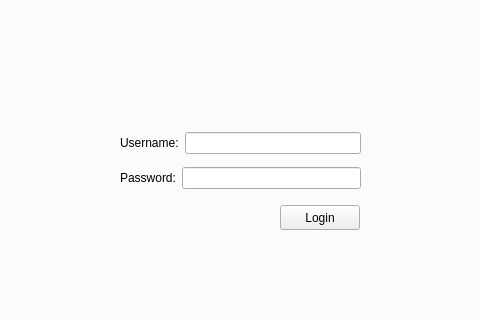
Above: qt/app/mainwindow.ui from kboniadi/European-Vacation-App before the change; both pictures show x 321 to 801 and y 200 to 520 of the 1200 by 800 pixel window. Below: the same form after it.
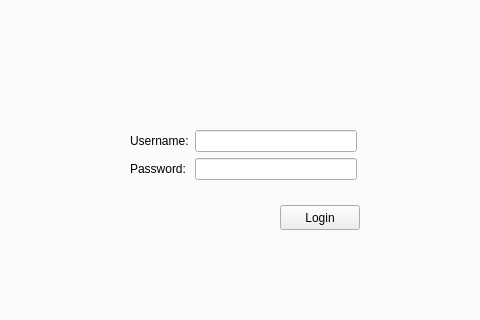
That is the form after the change. The open tabs and pages were chosen to show the change.

Diff of the .ui file:
```diff
--- a/qt/app/mainwindow.ui
+++ b/qt/app/mainwindow.ui
@@ -108,46 +108,6 @@
          <attribute name="title">
           <string>Admin Login</string>
          </attribute>
-         <widget class="QWidget" name="layoutWidget">
-          <property name="geometry">
-           <rect>
-            <x>430</x>
-            <y>290</y>
-            <width>241</width>
-            <height>71</height>
-           </rect>
-          </property>
-          <layout class="QVBoxLayout" name="verticalLayout_login">
-           <item>
-            <layout class="QHBoxLayout" name="horizontalLayout_login_username">
-             <item>
-              <widget class="QLabel" name="label_login_username">
-               <property name="text">
-                <string>Username:</string>
-               </property>
-              </widget>
-             </item>
-             <item>
-              <widget class="QLineEdit" name="lineEdit_login_username"/>
-             </item>
-            </layout>
-           </item>
-           <item>
-            <layout class="QHBoxLayout" name="horizontalLayout_login_password">
-             <item>
-              <widget class="QLabel" name="label_login_password">
-               <property name="text">
-                <string>Password:</string>
-               </property>
-              </widget>
-             </item>
-             <item>
-              <widget class="QLineEdit" name="lineEdit_username_password"/>
-             </item>
-            </layout>
-           </item>
-          </layout>
-         </widget>
          <widget class="QPushButton" name="pushButton_login_continue">
           <property name="geometry">
            <rect>
@@ -161,6 +121,46 @@
            <string>Login</string>
           </property>
          </widget>
+         <widget class="QWidget" name="">
+          <property name="geometry">
+           <rect>
+            <x>440</x>
+            <y>290</y>
+            <width>227</width>
+            <height>60</height>
+           </rect>
+          </property>
+          <layout class="QGridLayout" name="gridLayout_2">
+           <item row="0" column="0">
+            <layout class="QVBoxLayout" name="verticalLayout">
+             <item>
+              <widget class="QLabel" name="label_login_username">
+               <property name="text">
+                <string>Username:</string>
+               </property>
+              </widget>
+             </item>
+             <item>
+              <widget class="QLabel" name="label_login_password">
+               <property name="text">
+                <string>Password:</string>
+               </property>
+              </widget>
+             </item>
+            </layout>
+           </item>
+           <item row="0" column="1">
+            <layout class="QGridLayout" name="gridLayout">
+             <item row="0" column="0">
+              <widget class="QLineEdit" name="lineEdit_login_username"/>
+             </item>
+             <item row="1" column="0">
+              <widget class="QLineEdit" name="lineEdit_username_password"/>
+             </item>
+            </layout>
+           </item>
+          </layout>
+         </widget>
         </widget>
        </widget>
       </item>
```
Left out of the diff: 44 changed lines with no effect on the pictures.
